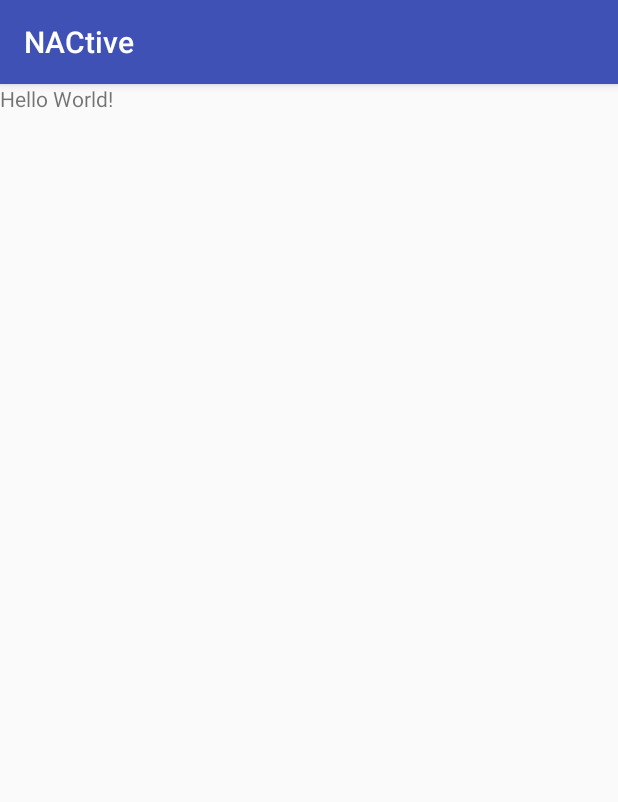
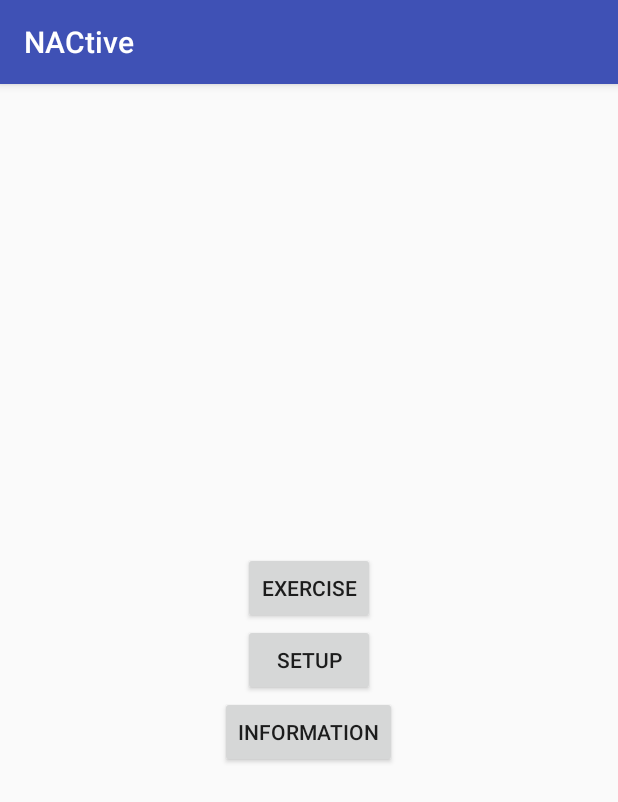
Before and after one commit to kalisynth/NACtive, an Android app: the screen it shows after launch (MainActivity), on a phone screen of 412 x 824 dp. Shown: the top 802 px of the screen. Run offline under Robolectric (Android 15) with nearby library versions, the phone set to English and light mode, and no system bars; our stand-ins replace Dagger/Hilt's generated code; libraries missing offline, so code that uses them is left out: com.chibatching.kotpref, com.mcxiaoke.koi; 4 statements that could not run were skipped.

Commit message:
next commit

```diff
--- a/app/src/main/java/au/org/nac/nactive/NACtive/Information.kt
+++ b/app/src/main/java/au/org/nac/nactive/NACtive/Information.kt
@@ -9,5 +9,7 @@ class Information : AppCompatActivity() {
     override fun onCreate(savedInstanceState: Bundle?) {
         super.onCreate(savedInstanceState)
         setContentView(R.layout.activity_information)
+
+        //TODO This will be the information hub, Guides, Help and Stats
     }
 }
--- a/app/src/main/java/au/org/nac/nactive/NACtive/Setup.kt
+++ b/app/src/main/java/au/org/nac/nactive/NACtive/Setup.kt
@@ -9,5 +9,7 @@ class Setup : AppCompatActivity() {
     override fun onCreate(savedInstanceState: Bundle?) {
         super.onCreate(savedInstanceState)
         setContentView(R.layout.activity_setup)
+
+        //TODO This will be the Setup Hub containing all the setup screens, User, Exercise and Sessions
     }
 }
--- a/app/src/main/res/layout/activity_main.xml
+++ b/app/src/main/res/layout/activity_main.xml
@@ -7,9 +7,28 @@
         android:layout_height="match_parent"
         tools:context="au.org.nac.nactive.NACtive.MainActivity">
 
-    <TextView
+    <Button
+            android:id="@+id/main_exercise_btn"
             android:layout_width="wrap_content"
             android:layout_height="wrap_content"
-            android:text="Hello World!"/>
+            android:text="@string/exercises_activity_btn_text"
+            android:layout_centerHorizontal="true"
+            android:layout_above="@+id/main_setup_btn"/>
+
+    <Button
+            android:id="@+id/main_setup_btn"
+            android:layout_height="wrap_content"
+            android:layout_width="wrap_content"
+            android:text="@string/setup_btn_text"
+            android:layout_centerInParent="true"
+        />
+
+    <Button
+            android:layout_width="wrap_content"
+            android:layout_height="wrap_content"
+            android:id="@+id/main_information_btn"
+            android:layout_centerHorizontal="true"
+            android:text="@string/information_btn_text"
+            android:layout_below="@+id/main_setup_btn"/>
 
 </RelativeLayout>
--- a/app/src/main/res/values/strings.xml
+++ b/app/src/main/res/values/strings.xml
@@ -1,3 +1,8 @@
 <resources>
     <string name="app_name">NACtive</string>
+
+    <!-- Buttons -->
+    <string name="setup_btn_text">Setup</string>
+    <string name="information_btn_text">Information</string>
+    <string name="exercises_activity_btn_text">Exercise</string>
 </resources>
--- a/build.gradle
+++ b/build.gradle
@@ -2,13 +2,16 @@
 
 buildscript {
     ext.kotlin_version = '1.1.4-3'
+    ext.objectboxVersion = '1.0.1'
     repositories {
         google()
         jcenter()
+        maven { url "http://objectbox.net/beta-repo/" }
     }
     dependencies {
         classpath 'com.android.tools.build:gradle:3.0.0-beta4'
         classpath "org.jetbrains.kotlin:kotlin-gradle-plugin:$kotlin_version"
+        classpath "io.objectbox:objectbox-gradle-plugin:$objectboxVersion"
 
         // NOTE: Do not place your application dependencies here; they belong
         // in the individual module build.gradle files
@@ -20,6 +23,7 @@ allprojects {
         google()
         jcenter()
         maven { url "https://www.jitpack.io" }
+        maven { url "http://objectbox.net/beta-repo/" }
     }
 }
 
```
Also changed, not shown: app/build.gradle (+7 -0 lines), app/src/main/java/au/org/nac/nactive/NACtive/MainActivity.kt (+18 -0 lines).
